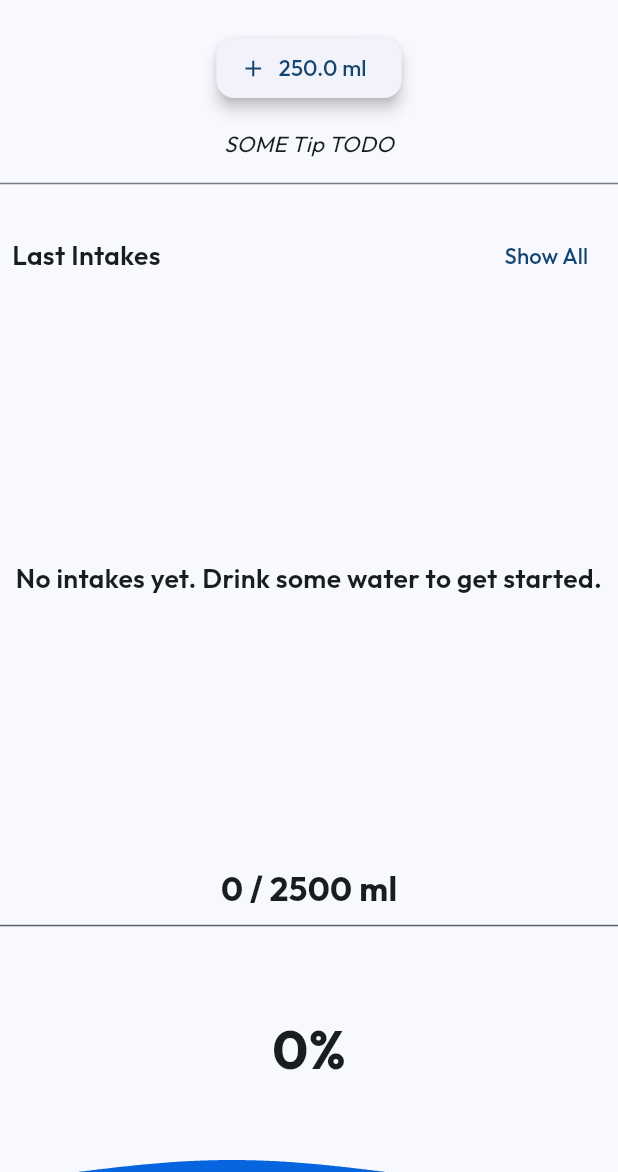
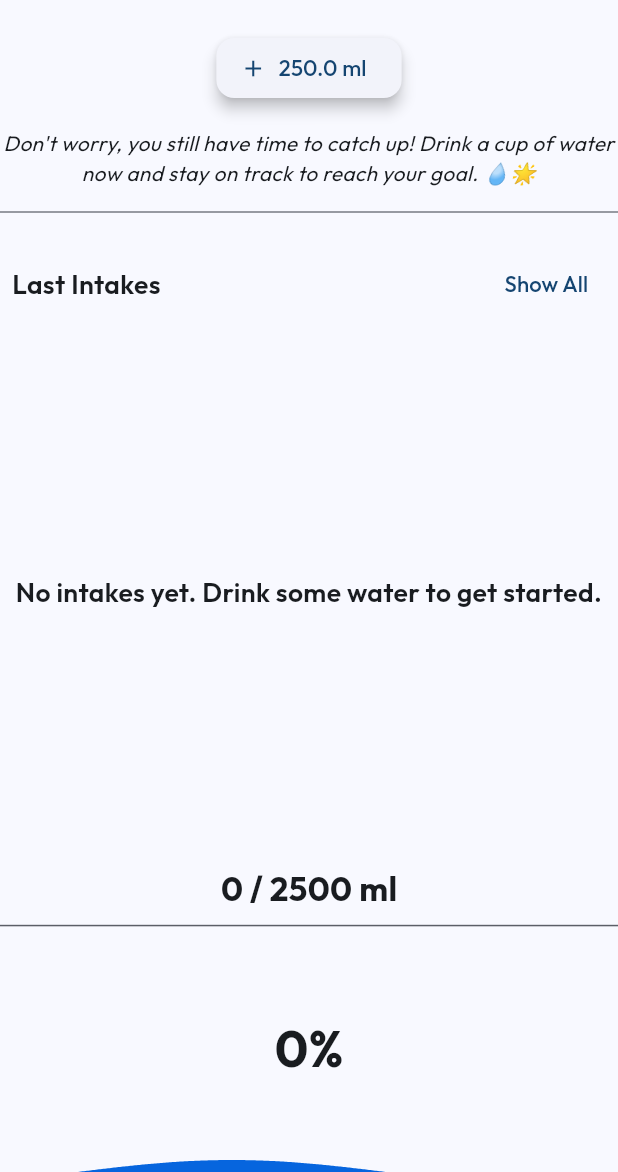
Before and after one commit to zp1ke/aquapact, a Flutter app: the HomePage screen opened directly, on a phone screen of 412 x 824 dp, the part 64-1236 px from its top. Run offline on Flutter 3.47's test engine with Material 3 defaults, Android fonts, the phone set to English and light mode, and no system bars; our stand-ins replace equatable, flutter_local_notifications, flutter_timezone, get_it, google_fonts, logger and 3 more; missing offline and left inert: time_range_picker; accounts and stored records are empty; generated files the repository leaves out were written again.

Commit message:
intakes tips

```diff
--- a/lib/l10n/app_en.arb
+++ b/lib/l10n/app_en.arb
@@ -7,6 +7,22 @@
   "dailyWaterIntake": "Daily Water Intake",
   "edit": "Edit",
   "intakes": "Intakes",
+  "intakeMessageOf": "You've reached {percent}% of your hydration goal. Keep it going and stay refreshed! \uD83D\uDCA7\uD83D\uDCAA",
+  "@intakeMessageOf": {
+    "placeholders": {
+      "percent": {
+        "type": "String"
+      }
+    }
+  },
+  "intakeMessageMorning0": "Good morning! \uD83C\uDF1E Start your day right with a refreshing glass of water! \uD83D\uDCA7 Let's begin our journey to staying hydrated today!",
+  "intakeMessageMidday25": "Great start! You've reached 25% of your hydration goal. Keep it going and stay refreshed! \uD83D\uDCA7\uD83D\uDCAA",
+  "intakeMessageMidday50": "You're halfway there! 50% of your goal is complete. Keep sipping and stay on track! \uD83D\uDCA6\uD83D\uDC4F",
+  "intakeMessageAfternoon75": "Fantastic progress! You're at 75% of your hydration goal. Just a little more to go! \uD83D\uDCA7\uD83D\uDE80",
+  "intakeMessageEvening90": "Almost there! You're at 90% of your goal. Just a little more effort and you'll make it! \uD83D\uDCA6✨",
+  "intakeMessage10": "Don't worry, you still have time to catch up! Drink a cup of water now and stay on track to reach your goal. \uD83D\uDCA7\uD83C\uDF1F",
+  "intakeMessage30": "You can do it! Take a moment to drink a glass of water and keep pushing towards your goal. \uD83D\uDCA6\uD83D\uDCAA",
+  "intakeMessage100": "Congratulations! You've achieved 100% of your hydration goal today. Great job staying hydrated! \uD83D\uDCA7\uD83E\uDD73",
   "intakesOf": "Intakes of {date}",
   "@intakesOf": {
     "placeholders": {
--- a/lib/l10n/app_l10n.dart
+++ b/lib/l10n/app_l10n.dart
@@ -134,6 +134,60 @@ abstract class AppL10n {
   /// In en, this message translates to:
   /// **'Intakes'**
   String get intakes;
+
+  /// No description provided for @intakeMessageOf.
+  ///
+  /// In en, this message translates to:
+  /// **'You\'ve reached {percent}% of your hydration goal. Keep it going and stay refreshed! 💧💪'**
+  String intakeMessageOf(String percent);
+
+  /// No description provided for @intakeMessageMorning0.
+  ///
+  /// In en, this message translates to:
+  /// **'Good morning! 🌞 Start your day right with a refreshing glass of water! 💧 Let\'s begin our journey to staying hydrated today!'**
+  String get intakeMessageMorning0;
+
+  /// No description provided for @intakeMessageMidday25.
+  ///
+  /// In en, this message translates to:
+  /// **'Great start! You\'ve reached 25% of your hydration goal. Keep it going and stay refreshed! 💧💪'**
+  String get intakeMessageMidday25;
+
+  /// No description provided for @intakeMessageMidday50.
+  ///
+  /// In en, this message translates to:
+  /// **'You\'re halfway there! 50% of your goal is complete. Keep sipping and stay on track! 💦👏'**
+  String get intakeMessageMidday50;
+
+  /// No description provided for @intakeMessageAfternoon75.
+  ///
+  /// In en, this message translates to:
+  /// **'Fantastic progress! You\'re at 75% of your hydration goal. Just a little more to go! 💧🚀'**
+  String get intakeMessageAfternoon75;
+
+  /// No description provided for @intakeMessageEvening90.
+  ///
+  /// In en, this message translates to:
+  /// **'Almost there! You\'re at 90% of your goal. Just a little more effort and you\'ll make it! 💦✨'**
+  String get intakeMessageEvening90;
+
+  /// No description provided for @intakeMessage10.
+  ///
+  /// In en, this message translates to:
+  /// **'Don\'t worry, you still have time to catch up! Drink a cup of water now and stay on track to reach your goal. 💧🌟'**
+  String get intakeMessage10;
+
+  /// No description provided for @intakeMessage30.
+  ///
+  /// In en, this message translates to:
+  /// **'You can do it! Take a moment to drink a glass of water and keep pushing towards your goal. 💦💪'**
+  String get intakeMessage30;
+
+  /// No description provided for @intakeMessage100.
+  ///
+  /// In en, this message translates to:
+  /// **'Congratulations! You\'ve achieved 100% of your hydration goal today. Great job staying hydrated! 💧🥳'**
+  String get intakeMessage100;
 
   /// No description provided for @intakesOf.
   ///
--- a/lib/l10n/app_l10n_en.dart
+++ b/lib/l10n/app_l10n_en.dart
@@ -28,6 +28,35 @@ class AppL10nEn extends AppL10n {
 
   @override
   String get intakes => 'Intakes';
+
+  @override
+  String intakeMessageOf(String percent) {
+    return 'You\'ve reached $percent% of your hydration goal. Keep it going and stay refreshed! 💧💪';
+  }
+
+  @override
+  String get intakeMessageMorning0 => 'Good morning! 🌞 Start your day right with a refreshing glass of water! 💧 Let\'s begin our journey to staying hydrated today!';
+
+  @override
+  String get intakeMessageMidday25 => 'Great start! You\'ve reached 25% of your hydration goal. Keep it going and stay refreshed! 💧💪';
+
+  @override
+  String get intakeMessageMidday50 => 'You\'re halfway there! 50% of your goal is complete. Keep sipping and stay on track! 💦👏';
+
+  @override
+  String get intakeMessageAfternoon75 => 'Fantastic progress! You\'re at 75% of your hydration goal. Just a little more to go! 💧🚀';
+
+  @override
+  String get intakeMessageEvening90 => 'Almost there! You\'re at 90% of your goal. Just a little more effort and you\'ll make it! 💦✨';
+
+  @override
+  String get intakeMessage10 => 'Don\'t worry, you still have time to catch up! Drink a cup of water now and stay on track to reach your goal. 💧🌟';
+
+  @override
+  String get intakeMessage30 => 'You can do it! Take a moment to drink a glass of water and keep pushing towards your goal. 💦💪';
+
+  @override
+  String get intakeMessage100 => 'Congratulations! You\'ve achieved 100% of your hydration goal today. Great job staying hydrated! 💧🥳';
 
   @override
   String intakesOf(String date) {
--- a/lib/page/home.dart
+++ b/lib/page/home.dart
@@ -167,7 +167,13 @@ class _HomePageState extends State<HomePage> with TargetSettingsSaver {
 
   Widget tipText() {
     return Text(
-      'SOME Tip TODO',
+      service<IntakesService>().tip(
+        context,
+        intakeValue: intakeValue,
+        targetValue: targetSettings.dailyTarget,
+      ),
+      textScaler: TextScaler.linear(0.95),
+      textAlign: TextAlign.center,
       style: TextStyle(
         fontStyle: FontStyle.italic,
       ),
--- a/lib/service/intakes.dart
+++ b/lib/service/intakes.dart
@@ -1,3 +1,6 @@
+import 'package:flutter/material.dart';
+
+import '../l10n/app_l10n.dart';
 import '../model/intake.dart';
 import '../model/measure_unit.dart';
 
@@ -17,4 +20,41 @@ abstract class IntakesService {
     required DateTime from,
     required DateTime to,
   });
+
+  /// Returns a tip for the user according to the current intake value and target value.
+  String tip(
+    BuildContext context, {
+    required double intakeValue,
+    required double targetValue,
+  }) {
+    final percent = intakeValue / targetValue;
+    final appL10n = AppL10n.of(context);
+    if (percent >= 1) {
+      return appL10n.intakeMessage100;
+    }
+    final now = DateTime.now();
+    if (percent < 0.01 && now.hour < 10) {
+      return appL10n.intakeMessageMorning0;
+    }
+    if (percent <= 0.11) {
+      return appL10n.intakeMessage10;
+    }
+    final isMidday = now.hour >= 10 && now.hour < 16;
+    if (isMidday && percent >= 0.23 && percent <= 0.27) {
+      return appL10n.intakeMessageMidday25;
+    }
+    if (percent <= 0.31) {
+      return appL10n.intakeMessage30;
+    }
+    if (isMidday && percent >= 0.48 && percent <= 0.52) {
+      return appL10n.intakeMessageMidday50;
+    }
+    if (percent >= 0.73 && percent <= 0.77 && now.hour >= 16 && now.hour < 21) {
+      return appL10n.intakeMessageAfternoon75;
+    }
+    if (percent >= 0.88 && percent <= 0.92 && now.hour >= 21) {
+      return appL10n.intakeMessageEvening90;
+    }
+    return appL10n.intakeMessageOf((percent * 100).toStringAsFixed(0));
+  }
 }
--- a/lib/ui/widget/liquid_progress_indicator.dart
+++ b/lib/ui/widget/liquid_progress_indicator.dart
@@ -86,12 +86,22 @@ class _LiquidProgressIndicatorWidgetState
                 ),
               ),
               Center(
-                child: Text(
-                  '${(loadValue.value * 100).toStringAsFixed(0)}%',
-                  style: TextStyle(
-                    fontSize: AppSize.spacingLarge * 1.5,
-                    fontWeight: FontWeight.bold,
-                    color: theme.colorScheme.onSurface,
+                child: Container(
+                  padding: EdgeInsets.symmetric(
+                    horizontal: AppSize.spacingXS * 2,
+                    vertical: .0,
+                  ),
+                  decoration: BoxDecoration(
+                    color: theme.colorScheme.surface,
+                    borderRadius: BorderRadius.circular(AppSize.spacingLarge),
+                  ),
+                  child: Text(
+                    '${(loadValue.value * 100).toStringAsFixed(0)}%',
+                    style: TextStyle(
+                      fontSize: AppSize.spacingLarge * 1.4,
+                      fontWeight: FontWeight.bold,
+                      color: theme.colorScheme.onSurface,
+                    ),
                   ),
                 ),
               )
--- a/lib/vendor/objectbox/service/intakes.dart
+++ b/lib/vendor/objectbox/service/intakes.dart
@@ -6,7 +6,7 @@ import '../object_box.dart';
 import '../objectbox.g.dart';
 
 // https://docs.objectbox.io/queries
-class BoxIntakesService implements IntakesService {
+class BoxIntakesService extends IntakesService {
   final Box<IntakeBox> box;
 
   BoxIntakesService(ObjectBox objectBox)
```
